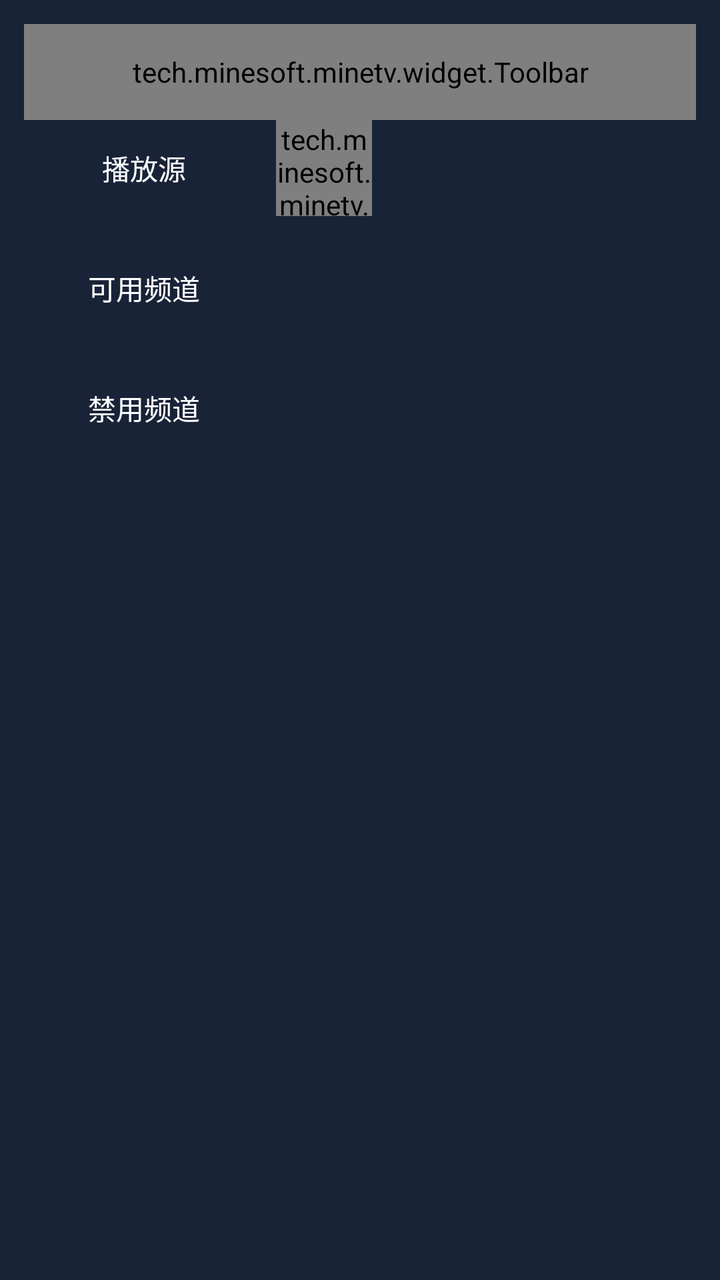
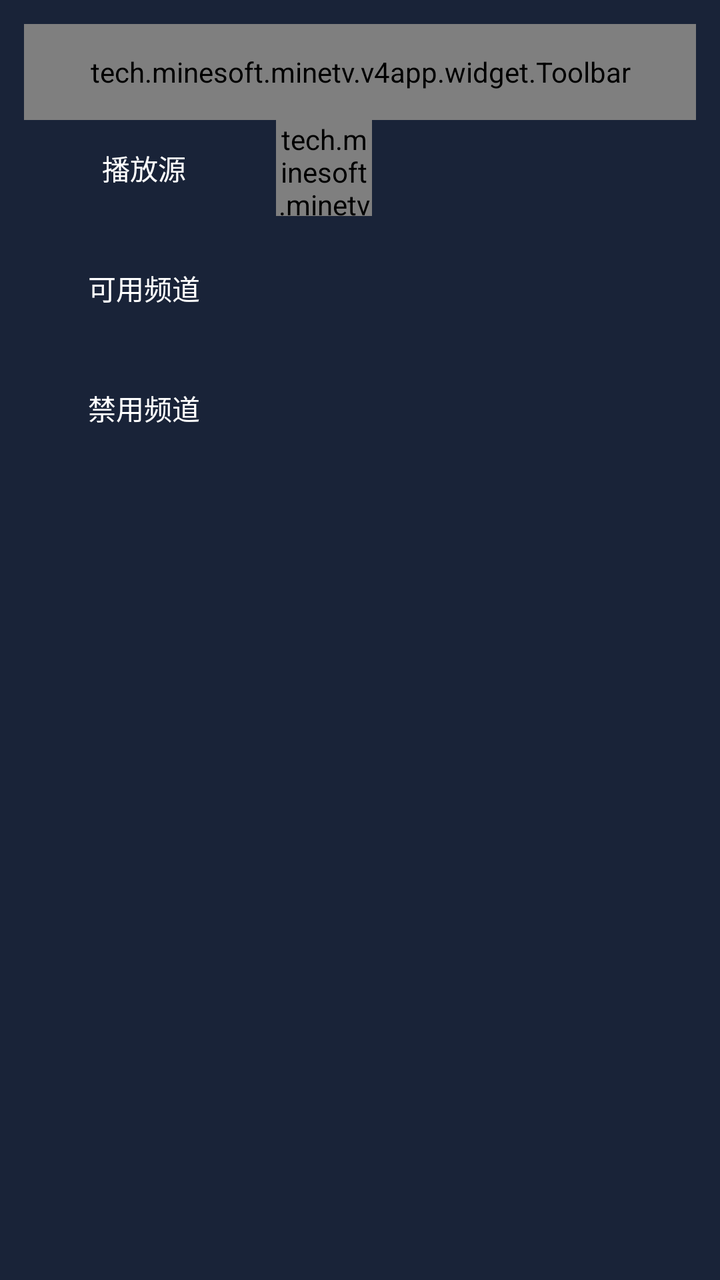

Two renders of the same Android screen: before a commit and after it. Below are the layout's source before the change and the commit's diff.
<!-- AndroidManifest.xml: activity theme Theme.Minetv.NoActionBar -->
<!-- res/layout/activity_setting.xml -->
<?xml version="1.0" encoding="utf-8"?>
<LinearLayout
    xmlns:android="http://schemas.android.com/apk/res/android"
    xmlns:app="http://schemas.android.com/apk/res-auto"
    xmlns:tools="http://schemas.android.com/tools"
    android:layout_width="match_parent"
    android:layout_height="match_parent"
    android:orientation="vertical"
    android:background="@color/colorPrimaryVariant"
    android:fitsSystemWindows="true"
    tools:context=".activity.SettingActivity">

    <tech.minesoft.minetv.widget.Toolbar
        android:id="@+id/toolbar"
        android:layout_height="@dimen/btn_height"
        android:layout_width="match_parent"
        android:layout_marginTop="@dimen/base_size_2x"
        android:layout_marginHorizontal="@dimen/base_size_2x"/>

    <include
        android:id="@+id/content"
        layout="@layout/setting_scrolling" />

</LinearLayout>
<!-- res/layout/setting_scrolling.xml (included above) -->
<?xml version="1.0" encoding="utf-8"?>
<androidx.core.widget.NestedScrollView xmlns:android="http://schemas.android.com/apk/res/android"
    xmlns:app="http://schemas.android.com/apk/res-auto"
    xmlns:tools="http://schemas.android.com/tools"
    android:layout_width="match_parent"
    android:layout_height="match_parent"
    android:layout_marginBottom="@dimen/base_size_1x"
    android:layout_marginHorizontal="@dimen/base_size_2x"
    app:layout_behavior="@string/appbar_scrolling_view_behavior"
    tools:context=".activity.SettingActivity"
    tools:showIn="@layout/activity_home">

    <LinearLayout
        android:id="@+id/setting_list"
        android:orientation="vertical"
        android:layout_width="match_parent"
        android:layout_height="wrap_content">

        <LinearLayout
            android:id="@+id/mine_source"
            android:orientation="horizontal"
            android:layout_marginBottom="@dimen/base_size_2x"
            android:layout_width="match_parent"
            android:layout_height="wrap_content">

            <TextView
                android:text="播放源"
                android:gravity="center"
                android:layout_width="@dimen/base_size_20x"
                android:layout_height="@dimen/base_size_8x"
                android:textColor="@color/white" />

            <tech.minesoft.minetv.widget.IconButton
                android:id="@+id/btn_add_source"
                android:layout_width="@dimen/base_size_8x"
                android:layout_height="@dimen/base_size_8x"
                android:layout_marginStart="@dimen/base_size_1x"
                app:srcCompat="@drawable/icon_plus" />

        </LinearLayout>

        <LinearLayout
            android:id="@+id/mine_channel"
            android:orientation="horizontal"
            android:layout_marginBottom="@dimen/base_size_2x"
            android:layout_width="match_parent"
            android:layout_height="wrap_content">

            <TextView
                android:text="可用频道"
                android:gravity="center"
                android:layout_width="@dimen/base_size_20x"
                android:layout_height="@dimen/base_size_8x"
                android:textColor="@color/white" />

        </LinearLayout>

        <LinearLayout
            android:id="@+id/mine_exclude"
            android:orientation="horizontal"
            android:layout_width="match_parent"
            android:layout_height="wrap_content">

            <TextView
                android:text="禁用频道"
                android:gravity="center"
                android:layout_width="@dimen/base_size_20x"
                android:layout_height="@dimen/base_size_8x"
                android:textColor="@color/white" />

        </LinearLayout>

    </LinearLayout>

</androidx.core.widget.NestedScrollView>
<!-- res/layout/activity_home.xml (included above) -->
<?xml version="1.0" encoding="utf-8"?>
<LinearLayout xmlns:android="http://schemas.android.com/apk/res/android"
    xmlns:app="http://schemas.android.com/apk/res-auto"
    xmlns:tools="http://schemas.android.com/tools"
    android:layout_width="match_parent"
    android:layout_height="match_parent"
    android:orientation="vertical"
    android:background="@color/colorPrimaryVariant"
    android:fitsSystemWindows="true"
    tools:context=".activity.HomeActivity">

    <tech.minesoft.minetv.widget.Toolbar
        android:id="@+id/toolbar"
        android:layout_height="@dimen/btn_height"
        android:layout_width="match_parent"
        android:layout_marginTop="@dimen/base_size_2x"
        android:layout_marginHorizontal="@dimen/base_size_2x" />

    <include
        android:id="@+id/content"
        layout="@layout/home_scrolling" />

</LinearLayout>
<!-- res/layout/home_scrolling.xml (included above) -->
<?xml version="1.0" encoding="utf-8"?>
<androidx.core.widget.NestedScrollView xmlns:android="http://schemas.android.com/apk/res/android"
    xmlns:app="http://schemas.android.com/apk/res-auto"
    xmlns:tools="http://schemas.android.com/tools"
    android:layout_width="match_parent"
    android:layout_height="match_parent"
    android:layout_marginBottom="@dimen/base_size_1x"
    android:layout_marginHorizontal="@dimen/base_size_1x"
    app:layout_behavior="@string/appbar_scrolling_view_behavior"
    tools:context=".activity.HomeActivity"
    tools:showIn="@layout/activity_home">

    <LinearLayout
        android:id="@+id/vod_list"
        android:orientation="vertical"
        android:layout_width="match_parent"
        android:layout_height="wrap_content" />

</androidx.core.widget.NestedScrollView>
<!-- resources referenced by this layout -->
<resources>
  <color name="colorPrimaryVariant">#ff192338</color>
  <color name="white">#FFFFFFFF</color>
  <dimen name="base_size_1x">6dp</dimen>
  <dimen name="base_size_20x">120dp</dimen>
  <dimen name="base_size_2x">12dp</dimen>
  <dimen name="base_size_8x">48dp</dimen>
  <dimen name="btn_height">48dp</dimen>
  <!-- drawable icon_plus: webp bitmap (drawable, 68 bytes) -->
  <style name="Theme.Minetv.NoActionBar">
          <item name="windowActionBar">false</item>
          <item name="windowNoTitle">true</item>
      </style>
</resources>

<!-- the commit's change to res/layout/activity_setting.xml (unified diff, before → after) -->
@@ -10,7 +10,7 @@
     android:fitsSystemWindows="true"
     tools:context=".activity.SettingActivity">
 
-    <tech.minesoft.minetv.widget.Toolbar
+    <tech.minesoft.minetv.v4app.widget.Toolbar
         android:id="@+id/toolbar"
         android:layout_height="@dimen/btn_height"
         android:layout_width="match_parent"
@@ -55,7 +55,7 @@
                 android:layout_height="@dimen/base_size_8x"
                 android:textColor="@color/white" />
 
-            <tech.minesoft.minetv.widget.IconButton
+            <tech.minesoft.minetv.v4app.widget.IconButton
                 android:id="@+id/btn_add_source"
                 android:layout_width="@dimen/base_size_8x"
                 android:layout_height="@dimen/base_size_8x"
@@ -110,7 +110,7 @@
     android:fitsSystemWindows="true"
     tools:context=".activity.HomeActivity">
 
-    <tech.minesoft.minetv.widget.Toolbar
+    <tech.minesoft.minetv.v4app.widget.Toolbar
         android:id="@+id/toolbar"
         android:layout_height="@dimen/btn_height"
         android:layout_width="match_parent"
